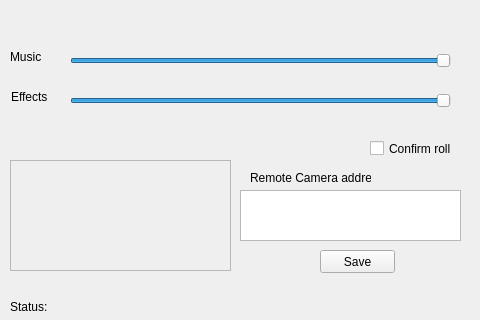
Before: the Qt Designer form PiUi.ui in eNesPL/DiceReaderNew, drawn with Qt 5.
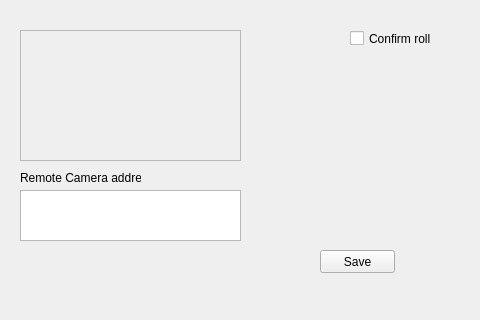
After: the same form once the commit is applied. The open tabs and pages were chosen to show the change.

Patch:
```diff
--- a/PiUi.ui
+++ b/PiUi.ui
@@ -26,19 +26,6 @@
    <string>MainWindow</string>
   </property>
   <widget class="QWidget" name="centralwidget">
-   <widget class="QLabel" name="StatusLabel">
-    <property name="geometry">
-     <rect>
-      <x>10</x>
-      <y>300</y>
-      <width>462</width>
-      <height>13</height>
-     </rect>
-    </property>
-    <property name="text">
-     <string>Status: </string>
-    </property>
-   </widget>
    <widget class="QStackedWidget" name="stackedWidget">
     <property name="geometry">
      <rect>
@@ -103,6 +90,45 @@
        <string>Cancel</string>
       </property>
      </widget>
+     <widget class="QSpinBox" name="spinBox">
+      <property name="geometry">
+       <rect>
+        <x>180</x>
+        <y>100</y>
+        <width>91</width>
+        <height>51</height>
+       </rect>
+      </property>
+      <property name="font">
+       <font>
+        <pointsize>20</pointsize>
+       </font>
+      </property>
+      <property name="minimum">
+       <number>1</number>
+      </property>
+      <property name="maximum">
+       <number>6</number>
+      </property>
+     </widget>
+     <widget class="QLabel" name="label_2">
+      <property name="geometry">
+       <rect>
+        <x>170</x>
+        <y>40</y>
+        <width>101</width>
+        <height>21</height>
+       </rect>
+      </property>
+      <property name="font">
+       <font>
+        <pointsize>20</pointsize>
+       </font>
+      </property>
+      <property name="text">
+       <string>Dice roll</string>
+      </property>
+     </widget>
     </widget>
     <widget class="QWidget" name="page_6"/>
     <widget class="QWidget" name="page_4">
@@ -173,43 +199,11 @@
      </layout>
     </widget>
     <widget class="QWidget" name="page_2">
-     <widget class="QSlider" name="MusicSlider">
-      <property name="geometry">
-       <rect>
-        <x>60</x>
-        <y>40</y>
-        <width>381</width>
-        <height>22</height>
-       </rect>
-      </property>
-      <property name="value">
-       <number>99</number>
-      </property>
-      <property name="orientation">
-       <enum>Qt::Horizontal</enum>
-      </property>
-     </widget>
-     <widget class="QSlider" name="EffectSlider">
-      <property name="geometry">
-       <rect>
-        <x>60</x>
-        <y>80</y>
-        <width>381</width>
-        <height>22</height>
-       </rect>
-      </property>
-      <property name="value">
-       <number>99</number>
-      </property>
-      <property name="orientation">
-       <enum>Qt::Horizontal</enum>
-      </property>
-     </widget>
      <widget class="QCheckBox" name="ConfirmRollsCheckBox">
       <property name="geometry">
        <rect>
-        <x>360</x>
-        <y>130</y>
+        <x>340</x>
+        <y>20</y>
         <width>81</width>
         <height>17</height>
        </rect>
@@ -218,39 +212,13 @@
        <string>Confirm rolls</string>
       </property>
      </widget>
-     <widget class="QLabel" name="label_2">
-      <property name="geometry">
-       <rect>
-        <x>1</x>
-        <y>80</y>
-        <width>47</width>
-        <height>13</height>
-       </rect>
-      </property>
-      <property name="text">
-       <string>Effects</string>
-      </property>
-     </widget>
-     <widget class="QLabel" name="label_3">
-      <property name="geometry">
-       <rect>
-        <x>0</x>
-        <y>40</y>
-        <width>47</width>
-        <height>13</height>
-       </rect>
-      </property>
-      <property name="text">
-       <string>Music</string>
-      </property>
-     </widget>
      <widget class="QScrollArea" name="scrollArea">
       <property name="geometry">
        <rect>
-        <x>0</x>
-        <y>150</y>
+        <x>10</x>
+        <y>20</y>
         <width>221</width>
-        <height>111</height>
+        <height>131</height>
        </rect>
       </property>
       <property name="widgetResizable">
@@ -262,7 +230,7 @@
          <x>0</x>
          <y>0</y>
          <width>219</width>
-         <height>109</height>
+         <height>129</height>
         </rect>
        </property>
        <layout class="QVBoxLayout" name="verticalLayout_2"/>
@@ -271,7 +239,7 @@
      <widget class="QTextEdit" name="RemoteCameraAddress">
       <property name="geometry">
        <rect>
-        <x>230</x>
+        <x>10</x>
         <y>180</y>
         <width>221</width>
         <height>51</height>
@@ -281,7 +249,7 @@
      <widget class="QLabel" name="label_4">
       <property name="geometry">
        <rect>
-        <x>240</x>
+        <x>10</x>
         <y>160</y>
         <width>121</width>
         <height>16</height>
```
Left out of the diff: 85 changed lines with no effect on the pictures.
